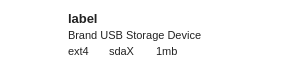
This is src/ui/volumeitem.ui in bit2pixel/quickformat as Qt 5 draws it before an edit. The edited form follows.
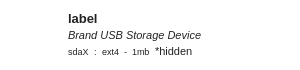
This is the edited form. Icons and pictures are not drawn.

Commit message: - Human readable volume sizes - Polished disk items - Fixed formatting with volume path as program argument - Polished notifications - Check and verify the bus of the disk, no need to know if it is removable or hotpluggable (some card readers appear as non-removable on laptops) - Seperate notifications class - Add tick image

The edit to the form file:
```diff
--- a/src/ui/volumeitem.ui
+++ b/src/ui/volumeitem.ui
@@ -81,6 +81,7 @@
            <font>
             <pointsize>8</pointsize>
             <weight>50</weight>
+            <italic>true</italic>
             <bold>false</bold>
            </font>
           </property>
@@ -107,150 +108,6 @@
         </item>
        </layout>
       </item>
-      <item row="3" column="1" colspan="2">
-       <layout class="QHBoxLayout" name="horizontalLayout_3">
-        <item>
-         <widget class="QLabel" name="format">
-          <property name="font">
-           <font>
-            <pointsize>8</pointsize>
-           </font>
-          </property>
-          <property name="toolTip">
-           <string notr="true"/>
-          </property>
-          <property name="text">
-           <string notr="true">ext4</string>
-          </property>
-         </widget>
-        </item>
-        <item>
-         <spacer name="horizontalSpacer_3">
-          <property name="orientation">
-           <enum>Qt::Horizontal</enum>
-          </property>
-          <property name="sizeType">
-           <enum>QSizePolicy::Fixed</enum>
-          </property>
-          <property name="sizeHint" stdset="0">
-           <size>
-            <width>10</width>
-            <height>20</height>
-           </size>
-          </property>
-         </spacer>
-        </item>
-        <item>
-         <spacer name="horizontalSpacer_6">
-          <property name="orientation">
-           <enum>Qt::Horizontal</enum>
-          </property>
-          <property name="sizeType">
-           <enum>QSizePolicy::Fixed</enum>
-          </property>
-          <property name="sizeHint" stdset="0">
-           <size>
-            <width>10</width>
-            <height>20</height>
-           </size>
-          </property>
-         </spacer>
-        </item>
-        <item>
-         <widget class="QLabel" name="path">
-          <property name="font">
-           <font>
-            <pointsize>8</pointsize>
-            <italic>false</italic>
-           </font>
-          </property>
-          <property name="toolTip">
-           <string notr="true"/>
-          </property>
-          <property name="text">
-           <string notr="true">sdaX</string>
-          </property>
-         </widget>
-        </item>
-        <item>
-         <spacer name="horizontalSpacer_7">
-          <property name="orientation">
-           <enum>Qt::Horizontal</enum>
-          </property>
-          <property name="sizeType">
-           <enum>QSizePolicy::Fixed</enum>
-          </property>
-          <property name="sizeHint" stdset="0">
-           <size>
-            <width>10</width>
-            <height>20</height>
-           </size>
-          </property>
-         </spacer>
-        </item>
-        <item>
-         <spacer name="horizontalSpacer_4">
-          <property name="orientation">
-           <enum>Qt::Horizontal</enum>
-          </property>
-          <property name="sizeType">
-           <enum>QSizePolicy::Fixed</enum>
-          </property>
-          <property name="sizeHint" stdset="0">
-           <size>
-            <width>10</width>
-            <height>20</height>
-           </size>
-          </property>
-         </spacer>
-        </item>
-        <item>
-         <widget class="QLabel" name="size">
-          <property name="font">
-           <font>
-            <pointsize>8</pointsize>
-            <italic>false</italic>
-           </font>
-          </property>
-          <property name="toolTip">
-           <string notr="true"/>
-          </property>
-          <property name="text">
-           <string notr="true">1mb</string>
-          </property>
-         </widget>
-        </item>
-        <item>
-         <widget class="QLabel" name="disk">
-          <property name="font">
-           <font>
-            <pointsize>8</pointsize>
-            <italic>false</italic>
-           </font>
-          </property>
-          <property name="toolTip">
-           <string notr="true"/>
-          </property>
-          <property name="text">
-           <string notr="true"/>
-          </property>
-         </widget>
-        </item>
-        <item>
-         <spacer name="horizontalSpacer_5">
-          <property name="orientation">
-           <enum>Qt::Horizontal</enum>
-          </property>
-          <property name="sizeHint" stdset="0">
-           <size>
-            <width>40</width>
-            <height>20</height>
-           </size>
-          </property>
-         </spacer>
-        </item>
-       </layout>
-      </item>
       <item row="0" column="0">
        <widget class="QLabel" name="icon">
         <property name="minimumSize">
@@ -293,6 +150,117 @@
         </property>
        </widget>
       </item>
+      <item row="3" column="1" colspan="2">
+       <layout class="QHBoxLayout" name="horizontalLayout_3">
+        <property name="spacing">
+         <number>5</number>
+        </property>
+        <item>
+         <widget class="QLabel" name="path">
+          <property name="font">
+           <font>
+            <pointsize>7</pointsize>
+            <weight>50</weight>
+            <italic>false</italic>
+            <bold>false</bold>
+           </font>
+          </property>
+          <property name="toolTip">
+           <string notr="true"/>
+          </property>
+          <property name="text">
+           <string notr="true">sdaX</string>
+          </property>
+         </widget>
+        </item>
+        <item>
+         <widget class="QLabel" name="label_3">
+          <property name="font">
+           <font>
+            <pointsize>7</pointsize>
+           </font>
+          </property>
+          <property name="text">
+           <string>:</string>
+          </property>
+         </widget>
+        </item>
+        <item>
+         <widget class="QLabel" name="format">
+          <property name="font">
+           <font>
+            <pointsize>7</pointsize>
+           </font>
+          </property>
+          <property name="toolTip">
+           <string notr="true"/>
+          </property>
+          <property name="text">
+           <string notr="true">ext4</string>
+          </property>
+         </widget>
+        </item>
+        <item>
+         <widget class="QLabel" name="label_2">
+          <property name="font">
+           <font>
+            <pointsize>7</pointsize>
+            <weight>50</weight>
+            <bold>false</bold>
+           </font>
+          </property>
+          <property name="text">
+           <string>-</string>
+          </property>
+         </widget>
+        </item>
+        <item>
+         <widget class="QLabel" name="size">
+          <property name="font">
+           <font>
+            <pointsize>7</pointsize>
+            <italic>false</italic>
+           </font>
+          </property>
+          <property name="toolTip">
+           <string notr="true"/>
+          </property>
+          <property name="text">
+           <string notr="true">1mb</string>
+          </property>
+         </widget>
+        </item>
+        <item>
+         <widget class="QLabel" name="disk">
+          <property name="font">
+           <font>
+            <pointsize>8</pointsize>
+            <italic>false</italic>
+           </font>
+          </property>
+          <property name="toolTip">
+           <string notr="true"/>
+          </property>
+          <property name="text">
+           <string notr="true">*hidden</string>
+          </property>
+         </widget>
+        </item>
+        <item>
+         <spacer name="horizontalSpacer_5">
+          <property name="orientation">
+           <enum>Qt::Horizontal</enum>
+          </property>
+          <property name="sizeHint" stdset="0">
+           <size>
+            <width>40</width>
+            <height>20</height>
+           </size>
+          </property>
+         </spacer>
+        </item>
+       </layout>
+      </item>
      </layout>
     </widget>
    </item>
```
The commit also changes 5 other files.
